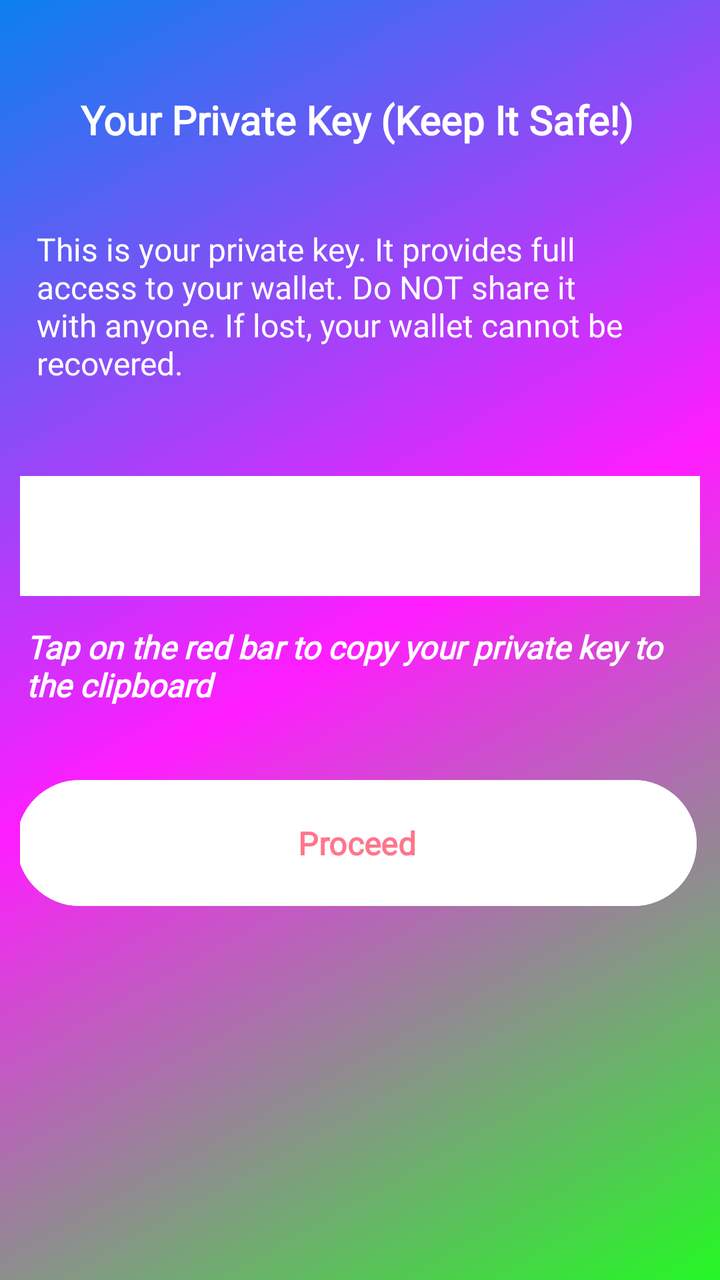
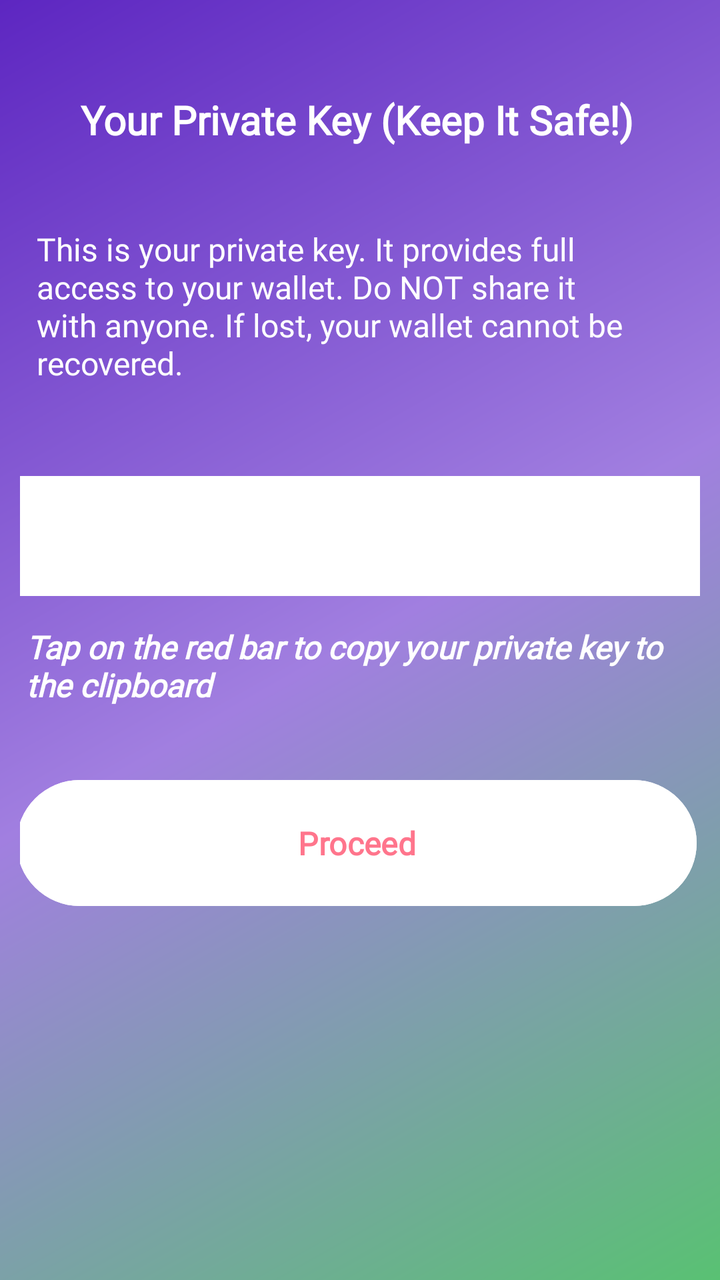

Before-and-after screenshots of an Android layout around one commit, followed by the original layout XML and the change that was made.
<!-- AndroidManifest.xml: application theme Theme.EtnVegas -->
<!-- res/layout/activity_key_generation.xml -->
<?xml version="1.0" encoding="utf-8"?>
<androidx.constraintlayout.widget.ConstraintLayout xmlns:android="http://schemas.android.com/apk/res/android"
    xmlns:app="http://schemas.android.com/apk/res-auto"
    xmlns:tools="http://schemas.android.com/tools"
    android:id="@+id/main"
    android:layout_width="match_parent"
    android:layout_height="match_parent"
    android:background="@drawable/gradient_background"
    android:padding="10dp"
    tools:context="com.starconsolidate.cryptoslots.com.electroneumhackathon.etnvegas.KeyGenerationActivity">

    <TextView
        android:id="@+id/chip_balance"
        android:layout_width="340dp"
        android:layout_height="60dp"
        android:layout_marginStart="10dp"
        android:layout_marginTop="20dp"
        android:layout_marginEnd="10dp"
        android:fontFamily="@font/marko_one"
        android:gravity="center"
        android:text="Your Private Key (Keep It Safe!)"
        android:textColor="#FFFFFF"
        android:textSize="20sp"
        android:textStyle="bold"
        app:layout_constraintEnd_toEndOf="parent"
        app:layout_constraintHorizontal_bias="0.616"
        app:layout_constraintStart_toStartOf="parent"
        app:layout_constraintTop_toTopOf="parent" />

    <TextView
        android:id="@+id/textView3"
        android:layout_width="340dp"
        android:layout_height="110dp"
        android:layout_marginStart="10dp"
        android:layout_marginTop="8dp"
        android:layout_marginEnd="10dp"
        android:fontFamily="@font/bona_nova"
        android:gravity="center|start"
        android:padding="10dp"
        android:text="This is your private key. It provides full access to your wallet. Do NOT share it with anyone. If lost, your wallet cannot be recovered."
        android:textColor="@color/white"
        android:textSize="16sp"
        app:layout_constraintEnd_toEndOf="parent"
        app:layout_constraintHorizontal_bias="0.615"
        app:layout_constraintStart_toStartOf="parent"
        app:layout_constraintTop_toBottomOf="@+id/chip_balance" />

    <TextView
        android:id="@+id/private_key_text"
        android:layout_width="340dp"
        android:layout_height="60dp"
        android:layout_marginStart="10dp"
        android:layout_marginTop="30dp"
        android:layout_marginEnd="10dp"
        android:background="#FFFFFF"
        android:fontFamily="@font/bona_nova"
        android:gravity="center|start"
        android:padding="3dp"
        android:shadowColor="#303F9F"
        android:textColor="#212121"
        android:textSize="16sp"
        app:layout_constraintEnd_toEndOf="parent"
        app:layout_constraintStart_toStartOf="parent"
        app:layout_constraintTop_toBottomOf="@+id/textView3" />

    <TextView
        android:id="@+id/textView5"
        android:layout_width="340dp"
        android:layout_height="50dp"
        android:layout_marginStart="10dp"
        android:layout_marginTop="10dp"
        android:layout_marginEnd="10dp"
        android:fontFamily="@font/bona_nova"
        android:gravity="center"
        android:padding="3dp"
        android:text="Tap on the red bar to copy your private key to the clipboard"
        android:textAlignment="textStart"
        android:textColor="#FFFFFF"
        android:textSize="16sp"
        android:textStyle="bold|italic"
        app:layout_constraintEnd_toEndOf="parent"
        app:layout_constraintStart_toStartOf="parent"
        app:layout_constraintTop_toBottomOf="@+id/private_key_text" />

    <Button
        android:id="@+id/proceed"
        android:layout_width="340dp"
        android:layout_height="71dp"
        android:layout_marginStart="10dp"
        android:layout_marginTop="28dp"
        android:layout_marginEnd="10dp"
        android:backgroundTint="#FFFFFF"
        android:fontFamily="@font/marko_one"
        android:text="Proceed"
        android:textColor="#ff758c"
        android:textSize="16sp"
        android:textStyle="bold"
        app:layout_constraintEnd_toEndOf="parent"
        app:layout_constraintHorizontal_bias="0.615"
        app:layout_constraintStart_toStartOf="parent"
        app:layout_constraintTop_toBottomOf="@+id/textView5" />

    

    

</androidx.constraintlayout.widget.ConstraintLayout>
<!-- resources referenced by this layout -->
<resources>
  <color name="white">#FFFFFFFF</color>
  <!-- drawable gradient_background (drawable) -->
  <shape
  xmlns:android="http://schemas.android.com/apk/res/android"
  android:shape="rectangle">
  <gradient
      android:startColor="#24F824"
      android:centerColor="#FF1DFF"
      android:endColor="#0C80EF"
      android:useLevel="false"
      android:angle="135" />
  </shape>
  <style name="Theme.EtnVegas" parent="Base.Theme.EtnVegas" />
  <style name="Base.Theme.EtnVegas" parent="Theme.Material3.DayNight.NoActionBar">
          
          
          <item name="android:forceDarkAllowed" tools:targetApi="q">false</item>
      </style>
</resources>

<!-- the commit's change to res/layout/activity_key_generation.xml (unified diff, before → after) -->
@@ -7,7 +7,7 @@
     android:layout_height="match_parent"
     android:background="@drawable/gradient_background"
     android:padding="10dp"
-    tools:context="com.starconsolidate.cryptoslots.com.electroneumhackathon.etnvegas.KeyGenerationActivity">
+    tools:context="com.electroneumhackathon.etnvegas.KeyGenerationActivity">
 
     <TextView
         android:id="@+id/chip_balance"
<!-- resource entries referenced after the edit -->
@@ -6,9 +6,9 @@
   xmlns:android="http://schemas.android.com/apk/res/android"
   android:shape="rectangle">
   <gradient
-      android:startColor="#24F824"
-      android:centerColor="#FF1DFF"
-      android:endColor="#0C80EF"
+      android:startColor="#59c173"
+      android:centerColor="#a17fe0"
+      android:endColor="#5d26c1"
       android:useLevel="false"
       android:angle="135" />
   </shape>
